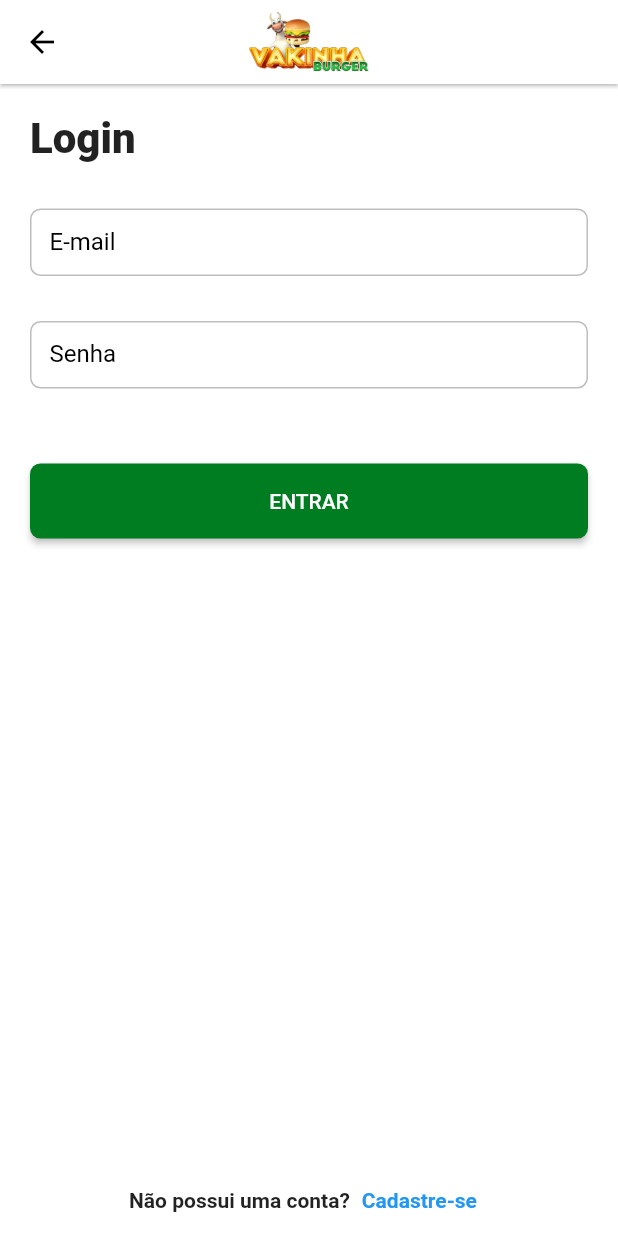
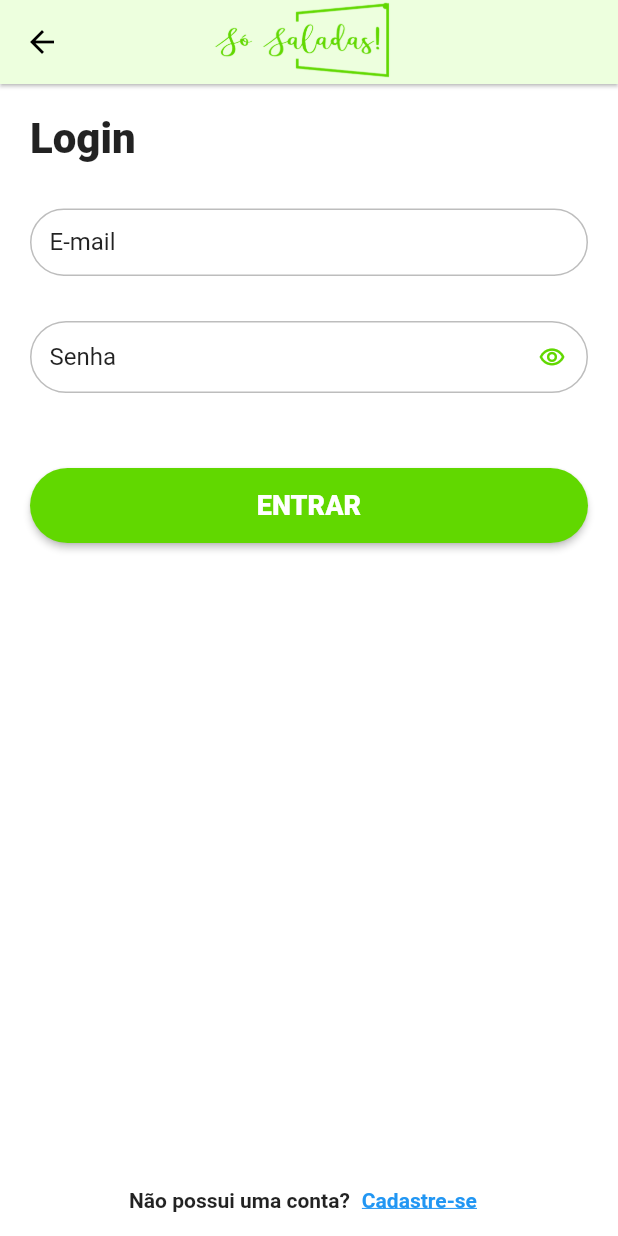
Before and after one commit to e-medeiros1/so_saladas, a Flutter app: the LoginPage screen opened by its route, on a phone screen of 412 x 824 dp. Run offline on Flutter 3.47's test engine with Material 2 defaults, Android fonts, the phone set to English and light mode, and no system bars; our stand-ins replace bloc, dio, equatable, flutter_bloc, flutter_dotenv, loading_animation_widget and 2 more; missing offline and left inert: flutter_awesome_select, match, validatorless; accounts and stored records are empty; Roboto replaces fonts that are missing (mplus1).

Commit message:
Brand refactor and app icons added

```diff
--- a/lib/app/core/ui/helpers/loader.dart
+++ b/lib/app/core/ui/helpers/loader.dart
@@ -9,7 +9,7 @@ mixin Loader<T extends StatefulWidget> on State<T> {
       showDialog(
           context: context,
           builder: (context) => LoadingAnimationWidget.threeArchedCircle(
-              color: Colors.white, size: 60));
+              color:  const Color(0xFFEDFFDE), size: 60));
     }
   }
 
--- a/lib/app/core/ui/styles/app_styles.dart
+++ b/lib/app/core/ui/styles/app_styles.dart
@@ -13,7 +13,7 @@ class AppStyles {
   ButtonStyle get primaryButton => ElevatedButton.styleFrom(
         backgroundColor: ColorsApp.instance.primary,
         shape: RoundedRectangleBorder(
-          borderRadius: BorderRadius.circular(7),
+          borderRadius: BorderRadius.circular(25),
         ),
       );
 }
--- a/lib/app/core/ui/styles/colors_app.dart
+++ b/lib/app/core/ui/styles/colors_app.dart
@@ -10,8 +10,8 @@ class ColorsApp {
     return _instance!;
   }
 
-  Color get primary => const Color(0xFF007D21);
-  Color get secondary => const Color(0xFFF88B0C);
+  Color get primary => const Color(0xFF61D800);
+  Color get secondary => const Color(0xFF459900);
 }
 
 extension ColorsAppExtensions on BuildContext {
--- a/lib/app/core/ui/theme/theme_config.dart
+++ b/lib/app/core/ui/theme/theme_config.dart
@@ -8,7 +8,7 @@ class ThemeConfig {
   ThemeConfig._();
 
   static final _defaultInputBorder = OutlineInputBorder(
-    borderRadius: BorderRadius.circular(7),
+    borderRadius: BorderRadius.circular(25),
     borderSide: BorderSide(color: Colors.grey.shade400),
   );
 
@@ -16,7 +16,7 @@ class ThemeConfig {
     fontFamily: 'mplus1',
     scaffoldBackgroundColor: Colors.white,
     appBarTheme: const AppBarTheme(
-      backgroundColor: Colors.white,
+      backgroundColor: Color(0xFFEDFFDE),
       elevation: 0,
       centerTitle: true,
       iconTheme: IconThemeData(color: Colors.black),
@@ -33,7 +33,8 @@ class ThemeConfig {
       filled: true,
       isDense: true,
       contentPadding: const EdgeInsets.all(13),
-      labelStyle: TextStyles.instance.textRegular.copyWith(color: Colors.black),
+      labelStyle:
+          TextStyles.instance.textRegular.copyWith(color: Colors.black87),
       border: _defaultInputBorder,
       enabledBorder: _defaultInputBorder,
       focusedBorder: _defaultInputBorder,
--- a/lib/app/core/ui/widgets/delivery_appbar.dart
+++ b/lib/app/core/ui/widgets/delivery_appbar.dart
@@ -6,6 +6,7 @@ class DeliveryAppbar extends AppBar {
             elevation: elevation,
             title: Image.asset(
               'assets/images/logo.png',
-              width: 80
+              width: 250,
+              color: const Color(0xFF61D800),
             ));
 }
--- a/lib/app/core/ui/widgets/delivery_button.dart
+++ b/lib/app/core/ui/widgets/delivery_button.dart
@@ -1,5 +1,6 @@
 // ignore_for_file: public_member_api_docs, sort_constructors_first
 import 'package:flutter/material.dart';
+import 'package:vakinha_burger/app/core/ui/styles/text_styles.dart';
 
 class DeliveryButton extends StatelessWidget {
   final String label;
@@ -17,13 +18,23 @@ class DeliveryButton extends StatelessWidget {
 
   @override
   Widget build(BuildContext context) {
-    return SizedBox(
+    return Container(
+      decoration: BoxDecoration(
+        borderRadius: BorderRadius.circular(25),
+      ),
       width: width,
       height: height,
       child: ElevatedButton(
+        style: ButtonStyle(
+            shape: MaterialStateProperty.all(RoundedRectangleBorder(
+                borderRadius: BorderRadius.circular(25))),
+            backgroundColor:
+                MaterialStateProperty.all(const Color(0xFF61d800))),
         onPressed: onPressed,
-        child: Text(label),
-
+        child: Text(
+          label,
+          style: context.textStyles.textTitle.copyWith(fontSize: 18),
+        ),
       ),
     );
   }
--- a/lib/app/core/ui/widgets/delivery_increment_decrement_button.dart
+++ b/lib/app/core/ui/widgets/delivery_increment_decrement_button.dart
@@ -27,8 +27,8 @@ class DeliveryIncrementDecrementButton extends StatelessWidget {
     return Container(
       padding: _compact ? const EdgeInsets.all(6) : null,
       decoration: BoxDecoration(
-        border: Border.all(color: Colors.grey),
-        borderRadius: BorderRadius.circular(7),
+        border: Border.all(color: context.colors.primary),
+        borderRadius: BorderRadius.circular(25),
       ),
       child: Row(
         mainAxisAlignment: MainAxisAlignment.spaceAround,
--- a/lib/app/pages/auth/login/login_page.dart
+++ b/lib/app/pages/auth/login/login_page.dart
@@ -2,6 +2,7 @@ import 'package:flutter/material.dart';
 import 'package:flutter_bloc/flutter_bloc.dart';
 import 'package:vakinha_burger/app/core/ui/helpers/loader.dart';
 import 'package:vakinha_burger/app/core/ui/helpers/messages.dart';
+import 'package:vakinha_burger/app/core/ui/styles/colors_app.dart';
 import 'package:vakinha_burger/app/core/ui/styles/text_styles.dart';
 import 'package:vakinha_burger/app/core/ui/widgets/delivery_appbar.dart';
 import 'package:vakinha_burger/app/core/ui/widgets/delivery_button.dart';
@@ -23,7 +24,6 @@ class _LoginPageState extends BaseState<LoginPage, LoginController>
   final emailEC = TextEditingController();
   final passwordEC = TextEditingController();
   final _formKey = GlobalKey<FormState>();
-
   @override
   void dispose() {
     emailEC.dispose();
@@ -33,6 +33,7 @@ class _LoginPageState extends BaseState<LoginPage, LoginController>
 
   @override
   Widget build(BuildContext context) {
+    bool passwordVisibility = false;
     return GestureDetector(
       onTap: () => FocusManager.instance.primaryFocus?.unfocus(),
       child: BlocListener<LoginController, LoginState>(
@@ -70,8 +71,9 @@ class _LoginPageState extends BaseState<LoginPage, LoginController>
                         const SizedBox(height: 30),
                         TextFormField(
                           controller: emailEC,
-                          decoration:
-                              const InputDecoration(labelText: 'E-mail'),
+                          decoration: const InputDecoration(
+                            labelText: 'E-mail',
+                          ),
                           validator: Validatorless.multiple([
                             Validatorless.required('E-mail obrigatório'),
                             Validatorless.email('E-mail inválido'),
@@ -79,9 +81,24 @@ class _LoginPageState extends BaseState<LoginPage, LoginController>
                         ),
                         const SizedBox(height: 30),
                         TextFormField(
-                          obscureText: true,
+                          obscureText: !passwordVisibility,
                           controller: passwordEC,
-                          decoration: const InputDecoration(labelText: 'Senha'),
+                          decoration: InputDecoration(
+                            labelText: 'Senha',
+                            suffixIcon: GestureDetector(
+                              onTap: () {
+                                passwordVisibility = !passwordVisibility;
+                              },
+                              child: Icon(
+                                // ignore: unrelated_type_equality_checks
+                                passwordVisibility == true
+                                    ? Icons.visibility_off_outlined
+                                    : Icons.visibility_outlined,
+                                color: context.colors.primary,
+                                size: 18,
+                              ),
+                            ),
+                          ),
                           validator: Validatorless.multiple([
                             Validatorless.required('Senha obrigatória'),
                             Validatorless.min(6, 'Senha inválida'),
@@ -122,6 +139,7 @@ class _LoginPageState extends BaseState<LoginPage, LoginController>
                           child: Text(
                             'Cadastre-se',
                             style: context.textStyles.textBold
+                                .copyWith(decoration: TextDecoration.underline)
                                 .copyWith(color: Colors.blue),
                           )),
                     ],
--- a/lib/app/pages/home/widgets/delivery_shopping_bag.dart
+++ b/lib/app/pages/home/widgets/delivery_shopping_bag.dart
@@ -6,7 +6,6 @@ import 'package:vakinha_burger/app/core/extensions/formatter_extensions.dart';
 import 'package:vakinha_burger/app/core/ui/helpers/size_extensions.dart';
 import 'package:vakinha_burger/app/core/ui/styles/text_styles.dart';
 import 'package:vakinha_burger/app/dto/order_product_dto.dart';
-import 'package:vakinha_burger/app/pages/order/order_controller.dart';
 
 import '../home_controller.dart';
 
@@ -41,7 +40,7 @@ class DeliveryShoppingBag extends StatelessWidget {
       width: context.screenWidth,
       height: 80,
       decoration: const BoxDecoration(
-        color: Colors.white,
+        color: Color(0xFFEDFFDE),
         boxShadow: [BoxShadow(color: Colors.black26, blurRadius: 5)],
         borderRadius: BorderRadius.only(
             topLeft: Radius.circular(10), topRight: Radius.circular(10)),
--- a/lib/app/vakinha_burger.dart
+++ b/lib/app/so_saladas.dart
@@ -11,9 +11,9 @@ import 'package:vakinha_burger/app/pages/splash/splash_page.dart';
 import 'pages/auth/register/register_router.dart';
 import 'pages/order/order_router.dart';
 
-class VakinhaBurger extends StatelessWidget {
+class SoSaladas extends StatelessWidget {
   final _navKey = GlobalKey<NavigatorState>();
-  VakinhaBurger({super.key}) {
+  SoSaladas({super.key}) {
     GlobalContext.instance.navigatorKey = _navKey;
   }
 
--- a/lib/main.dart
+++ b/lib/main.dart
@@ -1,9 +1,9 @@
 import 'package:flutter/cupertino.dart';
-import 'package:vakinha_burger/app/vakinha_burger.dart';
+import 'package:vakinha_burger/app/so_saladas.dart';
 
 import 'app/core/config/env.dart';
 
 void main(List<String> args) async {
   await Env.instance.load();
-  runApp(VakinhaBurger());
+  runApp(SoSaladas());
 }
```
Also changed, not shown: lib/app/pages/order/order_completed_page.dart (+38 -12 lines), lib/app/pages/splash/splash_page.dart (+20 -13 lines), assets/images/lanche.png (deleted), assets/images/logo.png, assets/images/logo_rounded.png, assets/images/saladas-done.png (added), pubspec.lock, 22 other files.
